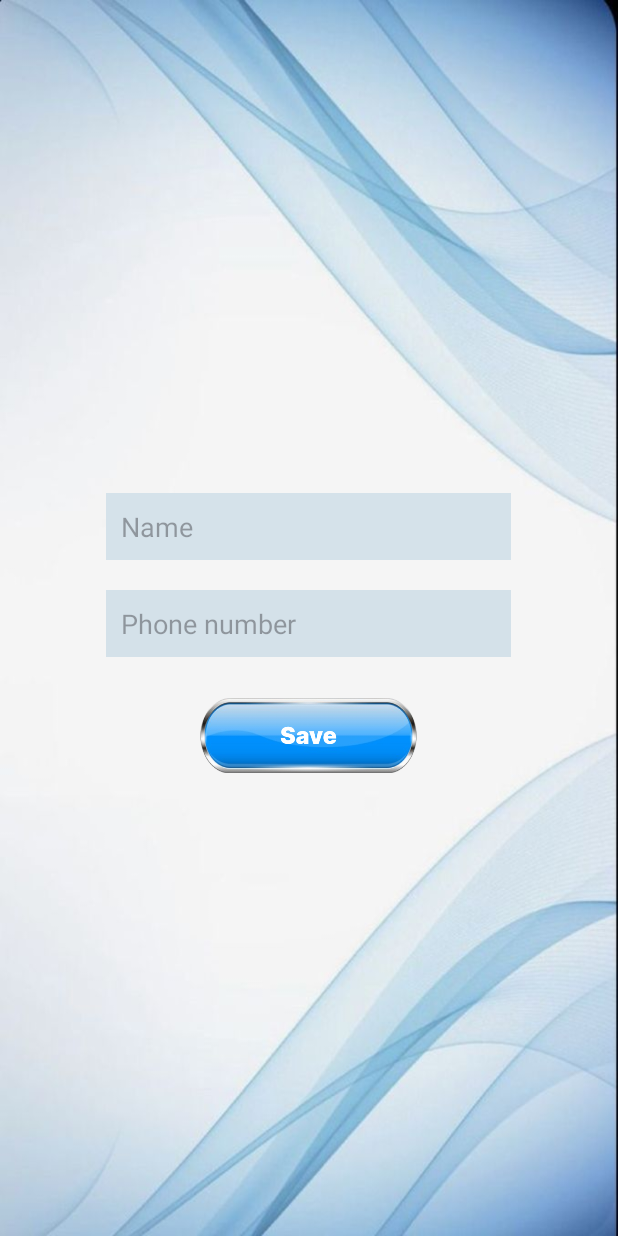
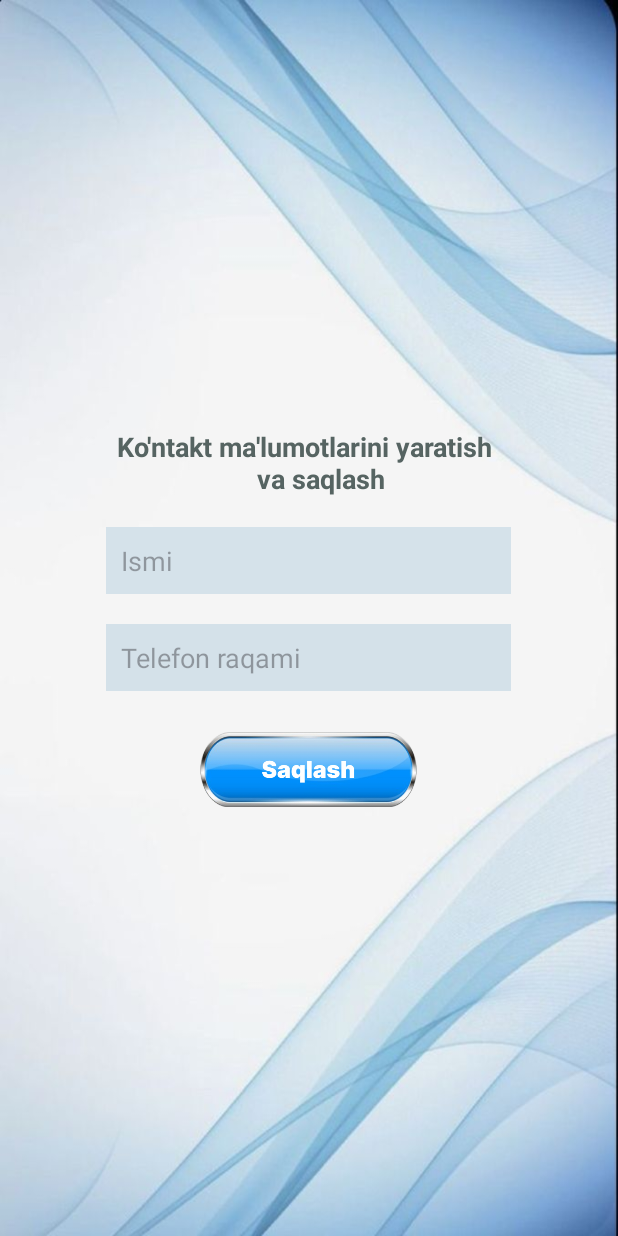
Before and after one commit to iscohacker/Contact-App-Simple, an Android app: the screen it shows after launch (AddActivity), after a tap on an icon or button, on a phone screen of 412 x 824 dp. Run offline under Robolectric (Android 15) with nearby library versions, the phone set to English and light mode, and no system bars.

Commit message:
Contact App Simple

```diff
--- a/app/src/main/java/com/example/contactapp/MainActivity.kt
+++ b/app/src/main/java/com/example/contactapp/MainActivity.kt
@@ -1,5 +1,4 @@
 package com.example.contactapp
-
 import android.content.Intent
 import android.net.Uri
 import android.os.Bundle
--- a/app/src/main/res/layout/activity_add.xml
+++ b/app/src/main/res/layout/activity_add.xml
@@ -7,17 +7,23 @@
     android:layout_height="match_parent"
     android:background="@drawable/conif"
     android:gravity="center"
-
     android:orientation="vertical"
     tools:context=".AddActivity">
 
+    <TextView
+        android:layout_width="wrap_content"
+        android:layout_height="wrap_content"
+        android:text="Ko'ntakt ma'lumotlarini yaratish \n                    va saqlash"
+        android:textSize="18sp"
+        android:textStyle="bold"
+        android:textColor="#566462"/>
     <EditText
         android:id="@+id/edtName"
         android:layout_width="270dp"
         android:layout_height="wrap_content"
         android:padding="10dp"
         android:layout_margin="20dp"
-        android:hint="@string/name"
+        android:hint="Ismi"
         android:importantForAutofill="no"
         android:inputType="textCapSentences|textMultiLine"
         android:maxLines="4"
@@ -31,7 +37,7 @@
         android:padding="10dp"
         android:layout_height="wrap_content"
         android:layout_marginHorizontal="20dp"
-        android:hint="@string/phone_number"
+        android:hint="Telefon raqami"
         android:importantForAutofill="no"
         android:inputType="phone"
         android:textColor="@color/black"
@@ -44,5 +50,5 @@
         android:layout_height="50dp"
         android:layout_marginTop="27dp"
         android:contentDescription="@string/btnsave"
-        android:src="@drawable/save" />
+        android:src="@drawable/saqlash" />
 </LinearLayout>
--- a/app/src/main/res/layout/activity_main.xml
+++ b/app/src/main/res/layout/activity_main.xml
@@ -15,7 +15,7 @@
         android:gravity="center_vertical"
         android:paddingStart="10dp"
         android:paddingEnd="10dp"
-        android:text="@string/app_name"
+        android:text="Kontaktlar"
         android:textColor="#FFFFFF"
         android:textSize="22sp"
         app:layout_constraintTop_toTopOf="parent" />
@@ -57,7 +57,7 @@
             android:layout_width="wrap_content"
             android:layout_height="wrap_content"
             android:gravity="center"
-            android:text="Dasturda kotaktlar mavjud emas,\nkontakt qo'shish uchun pastdagi\nqo'shish tugmasi ustiga bosing"
+            android:text="Dasturda kontaktlar mavjud emas,\nkontakt qo'shish uchun pastdagi\nqo'shish tugmasi ustiga bosing👇"
             android:textColor="#A2A0A0"
             android:textSize="20sp"
             android:textStyle="bold"
--- a/app/src/main/res/menu/my_menu.xml
+++ b/app/src/main/res/menu/my_menu.xml
@@ -1,7 +1,7 @@
 <?xml version="1.0" encoding="utf-8"?>
 <menu xmlns:android="http://schemas.android.com/apk/res/android">
     <item
-        android:title="@string/delete_contact"
+        android:title="Kontaktni o'chirish"
         android:id="@+id/menu_delete" />
     <item
         android:title="@string/edit_contact"
--- a/app/src/main/res/values/strings.xml
+++ b/app/src/main/res/values/strings.xml
@@ -3,7 +3,10 @@
     <string name="name">Name</string>
     <string name="save">Save</string>
     <string name="phone_number">Phone number</string>
-    <string name="delete_contact">Delete contact</string>
+    <string name="delete_contact" translatable="false">Delete contact</string>
     <string name="btnsave">btnSave</string>
     <string name="edit_contact">Edit contact</string>
+    <string name="yangi_telefon_raqam">Yangi telefon raqam</string>
+    <string name="yangi_ismi">Yangi ismi</string>
+    <string name="todo">TODO</string>
 </resources>
```
Also changed, not shown: app/src/main/res/layout/item_dilog.xml (+73 -1 lines), app/src/main/res/drawable/edit.jpg (added), app/src/main/res/drawable/saqlash.png (added), app/src/main/res/drawable/save.png (deleted).
